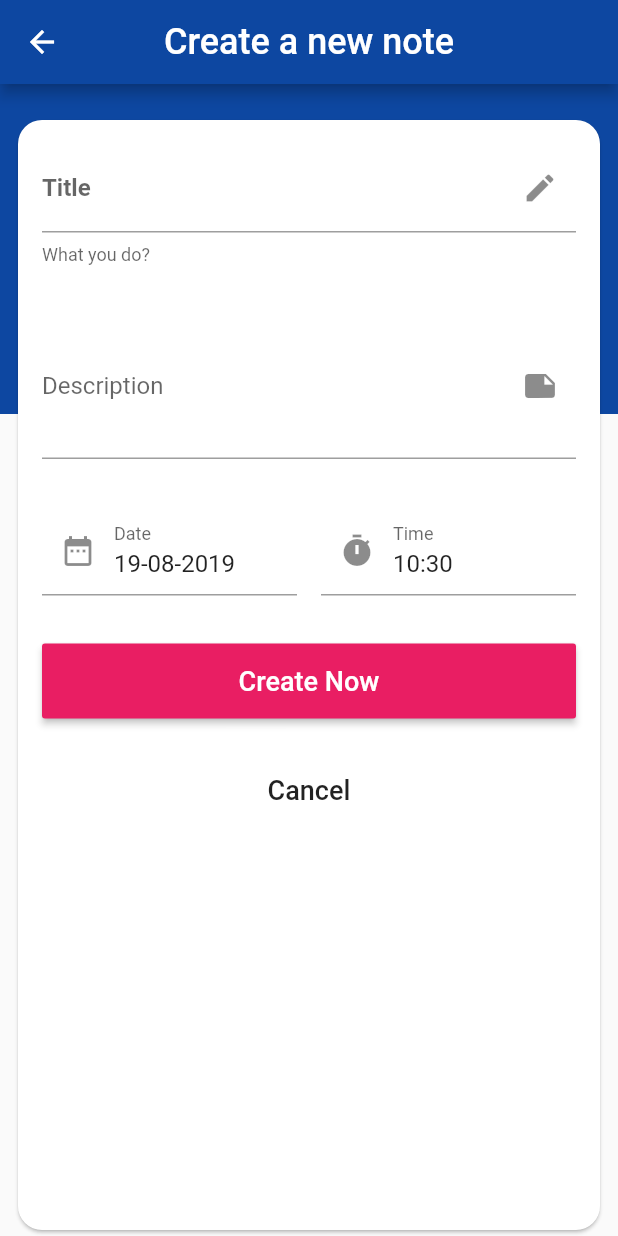
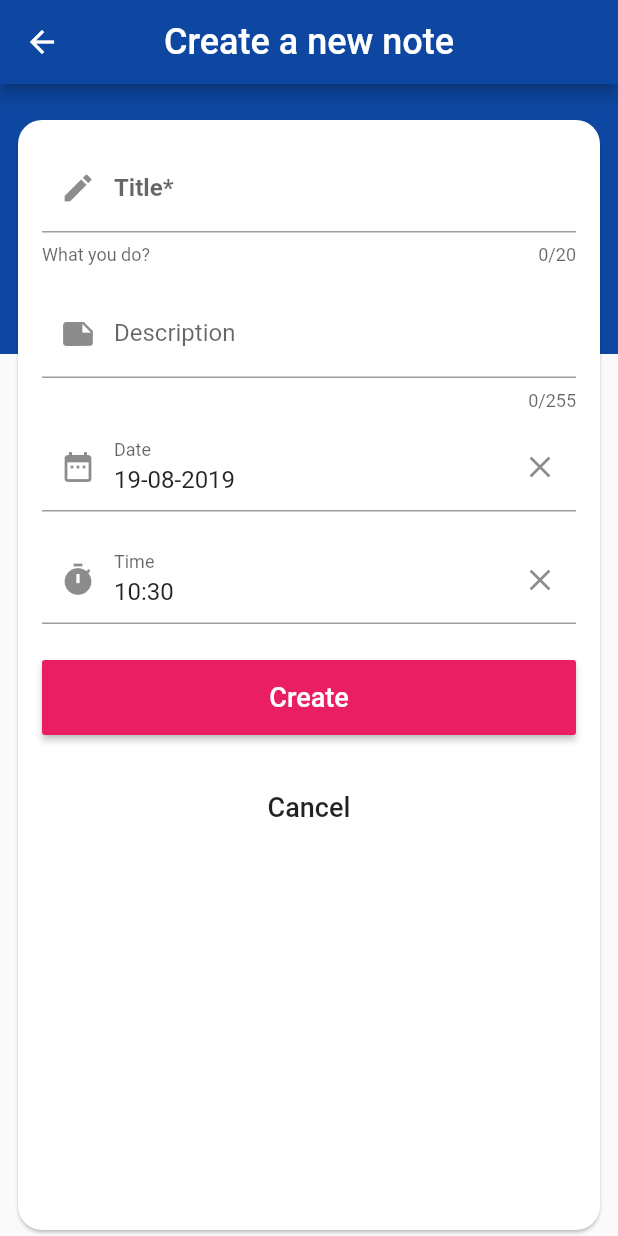
Before and after one commit to magicpro97/my_does, a Flutter app: the InputScreen screen opened by its route, on a phone screen of 412 x 824 dp. Run offline on Flutter 3.47's test engine with Material 2 defaults, Android fonts, the phone set to English and light mode, and no system bars; drawn by our look-alikes of datetime_picker_formfield; our stand-ins replace flutter_slidable, moor_flutter; generated files the repository leaves out were written again.

Commit message:
Update validation for input form

```diff
--- a/lib/ui/input/input.dart
+++ b/lib/ui/input/input.dart
@@ -19,37 +19,40 @@ class InputScreen extends StatefulWidget {
 }
 
 class _InputScreenState extends State<InputScreen> {
-  var _titleController;
-  var _descriptionController;
-  var _dateController;
-  var _timeController;
+  String title;
+  String description;
+  String date;
+  String time;
+  GlobalKey<FormState> formKey;
+  bool autoValidate;
+  FocusNode descriptionNote;
 
   @override
   void initState() {
-    final _note = widget.note ??
-        Note(
-            id: '0',
-            title: '',
-            description: '',
-            date: DateTime.now(),
-            time: DateTime.now(),
-            createdDate: DateTime.now(),
-            updatedDate: DateTime.now());
-    _titleController = TextEditingController(text: _note.title);
-    _descriptionController = TextEditingController(text: _note.description);
-    _dateController =
-        TextEditingController(text: DateTimeUtils.dateToString(_note.date));
-    _timeController =
-        TextEditingController(text: DateTimeUtils.timeToString(_note.time));
+    formKey = GlobalKey<FormState>();
+    autoValidate = false;
+    descriptionNote = FocusNode();
+    if (widget.note == null) {
+      title = '';
+      description = '';
+      date = DateTimeUtils.dateToString(DateTime.now());
+      time = DateTimeUtils.timeToString(DateTime.now());
+    } else {
+      final note = widget.note;
+      title = note.title;
+      description = note.description;
+      date = DateTimeUtils.dateToString(note.date);
+      time = DateTimeUtils.timeToString(note.time);
+    }
     super.initState();
   }
 
   @override
   void dispose() {
-    _titleController.dispose();
-    _descriptionController.dispose();
-    _dateController.dispose();
-    _timeController.dispose();
+//    _titleController.dispose();
+//    _descriptionController.dispose();
+//    _dateController.dispose();
+//    _timeController.dispose();
     super.dispose();
   }
 
@@ -63,7 +66,7 @@ class _InputScreenState extends State<InputScreen> {
         ),
         body: Stack(children: <Widget>[
           Container(
-            height: 220,
+            height: 180,
             width: double.infinity,
             color: Colors.blue[900],
           ),
@@ -87,45 +90,23 @@ class _InputScreenState extends State<InputScreen> {
   Widget _input() {
     return Container(
       height: double.infinity,
-      margin: EdgeInsets.only(left: 8.0, right: 8.0),
+      margin: EdgeInsets.symmetric(horizontal: 8.0),
       child: Card(
-        shape:
-        RoundedRectangleBorder(borderRadius: BorderRadius.circular(16.0)),
+        shape: RoundedRectangleBorder(
+          borderRadius: BorderRadius.circular(16.0),
+        ),
         child: SingleChildScrollView(
+          child: Form(
+            key: formKey,
+            autovalidate: autoValidate,
             child: Column(
               mainAxisAlignment: MainAxisAlignment.start,
               crossAxisAlignment: CrossAxisAlignment.center,
               children: <Widget>[
-              Padding(
-                padding: const EdgeInsets.all(16.0),
-                child: TextFormField(
-                  controller: _titleController,
-                  style: TextStyle(
-                    fontWeight: FontWeight.bold,
-                  ),
-                  decoration: InputDecoration(
-                    labelText: 'Title',
-                    helperText: 'What you do?',
-                    suffixIcon: Icon(Icons.edit),
-                  ),
-                ),
-              ),
-              Padding(
-                padding: const EdgeInsets.all(16.0),
-                child: TextFormField(
-                  controller: _descriptionController,
-                  maxLines: 3,
-                  decoration: InputDecoration(
-                    labelText: 'Description',
-                    hintText: 'How to?',
-                    suffixIcon: Icon(Icons.note),
-                  ),
-                ),
-              ),
-              Padding(
-                padding: const EdgeInsets.all(8.0),
-                child: _dateTimeField(),
-              ),
+                _buildTitleField(),
+                _buildDescriptionField(),
+                _buildDateField(),
+                _buildTimeField(),
                 Padding(
                   padding: const EdgeInsets.all(16.0),
                   child: SizedBox(
@@ -134,7 +115,7 @@ class _InputScreenState extends State<InputScreen> {
                     child: RaisedButton(
                       onPressed: () => submitFormAction(context),
                       child: Text(
-                      _isCreateFrom() ? 'Create Now' : 'Update',
+                        _isCreateFrom() ? 'Create' : 'Update',
                         style: TextStyle(fontSize: 18),
                       ),
                       textColor: Colors.white,
@@ -158,25 +139,112 @@ class _InputScreenState extends State<InputScreen> {
             ),
           ),
         ),
+      ),
     );
   }
 
-  Widget _dateTimeField() {
-    return Row(
-      children: <Widget>[
-        Expanded(
-          child: Padding(
-            padding: const EdgeInsets.all(8.0),
+  Padding _buildDescriptionField() {
+    return Padding(
+      padding: const EdgeInsets.symmetric(
+        horizontal: 16.0,
+      ),
+      child: TextFormField(
+        focusNode: descriptionNote,
+        initialValue: description,
+        minLines: 1,
+        maxLines: 3,
+        maxLength: 255,
+        textInputAction: TextInputAction.next,
+        decoration: InputDecoration(
+          labelText: 'Description',
+          hintText: 'How to?',
+          prefixIcon: Icon(Icons.note),
+        ),
+        onSaved: (String value) => description = value,
+        onFieldSubmitted: (_) {
+          FocusScope.of(context).requestFocus(FocusNode());
+        },
+      ),
+    );
+  }
+
+  Padding _buildTitleField() {
+    final titleNode = FocusNode();
+
+    return Padding(
+      padding: const EdgeInsets.all(16.0),
+      child: TextFormField(
+        focusNode: titleNode,
+        initialValue: title,
+        validator: (String value) => _validateTitle(value),
+        maxLength: 20,
+        textInputAction: TextInputAction.next,
+        onSaved: (String value) => title = value,
+        onFieldSubmitted: (_) {
+          titleNode.unfocus();
+          FocusScope.of(context).requestFocus(descriptionNote);
+        },
+        style: TextStyle(
+          fontWeight: FontWeight.bold,
+        ),
+        decoration: InputDecoration(
+          labelText: 'Title*',
+          helperText: 'What you do?',
+          prefixIcon: Icon(Icons.edit),
+        ),
+      ),
+    );
+  }
+
+  String _validateTitle(String value) {
+    if (value.isEmpty) {
+      return 'Please type something for your title!';
+    }
+    return null;
+  }
+
+  Widget _buildTimeField() {
+    return Padding(
+      padding: const EdgeInsets.symmetric(
+        vertical: 8.0,
+        horizontal: 16.0,
+      ),
       child: DateTimeField(
+        format: DateTimeUtils.timeFormat,
+        initialValue: DateTimeUtils.timeFormat.parse(time),
+        validator: (DateTime value) => _validateTime(value),
+        decoration: InputDecoration(
+          labelText: 'Time',
+          hintText: 'What time?',
+          prefixIcon: Icon(Icons.timer),
+        ),
+        onShowPicker: (BuildContext context, DateTime currentValue) async {
+          final time = await showTimePicker(
+            context: context,
+            initialTime: TimeOfDay.fromDateTime(currentValue ?? DateTime.now()),
+          );
+          return DateTimeField.convert(time);
+        },
+      ),
+    );
+  }
+
+  Widget _buildDateField() {
+    return Padding(
+      padding: const EdgeInsets.symmetric(
+        vertical: 8.0,
+        horizontal: 16.0,
+      ),
+      child: DateTimeField(
+        validator: (DateTime value) => _validateDate(value),
         format: DateTimeUtils.dateFormat,
-              controller: _dateController,
+        initialValue: DateTimeUtils.dateFormat.parse(date),
         decoration: InputDecoration(
           labelText: 'Date',
           hintText: 'When will?',
           prefixIcon: Icon(Icons.date_range),
         ),
-              onShowPicker:
-                  (BuildContext context, DateTime currentValue) async {
+        onShowPicker: (BuildContext context, DateTime currentValue) {
           return showDatePicker(
             context: context,
             firstDate: DateTime(1900),
@@ -185,45 +253,21 @@ class _InputScreenState extends State<InputScreen> {
           );
         },
       ),
-          ),
-        ),
-        Expanded(
-          child: Padding(
-            padding: const EdgeInsets.all(8.0),
-            child: DateTimeField(
-              format: DateTimeUtils.timeFormat,
-              controller: _timeController,
-              decoration: InputDecoration(
-                labelText: 'Time',
-                hintText: 'What time?',
-                prefixIcon: Icon(Icons.timer),
-              ),
-              onShowPicker:
-                  (BuildContext context, DateTime currentValue) async {
-                final time = await showTimePicker(
-                  context: context,
-                  initialTime:
-                  TimeOfDay.fromDateTime(currentValue ?? DateTime.now()),
-                );
-                return DateTimeField.convert(time);
-              },
-            ),
-          ),
-        ),
-      ],
     );
   }
 
   void submitFormAction(BuildContext context) {
+    if (formKey.currentState.validate()) {
+      formKey.currentState.save();
       final noteDao = Provider
           .of<MoorDatabase>(context)
           .noteDao;
       final _note = Note(
         id: widget.note != null ? widget.note.id : Uuid().v1(),
-      title: _titleController.text,
-      description: _descriptionController.text,
-      date: DateTimeUtils.dateFormat.parse(_dateController.text),
-      time: DateTimeUtils.timeFormat.parse(_timeController.text),
+        title: title,
+        description: description,
+        date: DateTimeUtils.dateFormat.parse(date),
+        time: DateTimeUtils.timeFormat.parse(time),
         createdDate:
         widget.note != null ? widget.note.createdDate : DateTime.now(),
         updatedDate: DateTime.now(),
@@ -235,9 +279,30 @@ class _InputScreenState extends State<InputScreen> {
       }
       Navigator.pushNamedAndRemoveUntil(
           context, HomeScreen.routeName, (Route<dynamic> route) => false);
+    } else {
+      setState(() => autoValidate = true);
+    }
   }
 
   bool _isCreateFrom() {
     return widget.note == null ? true : false;
   }
+
+  String _validateDate(DateTime value) {
+    try {
+      DateTimeUtils.dateToString(value);
+    } catch (Exception) {
+      return 'Wrong date format. Should be dd-MM-yy';
     }
+    return null;
+  }
+
+  String _validateTime(DateTime value) {
+    try {
+      DateTimeUtils.timeToString(value);
+    } catch (Exception) {
+      return 'Wrong time format. Should be hh:mm';
+    }
+    return null;
+  }
+}
```
Also changed, not shown: lib/ui/widgets/note_card_item.dart (+3 -5 lines). Lines whose indentation alone changed are shown as unchanged.
